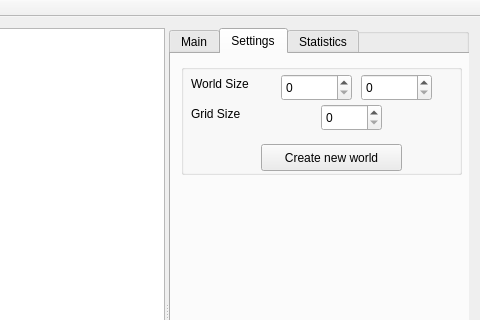
The window that gui/mainwindow.ui (blakeMilner/pandemic) describes before a commit, drawn with Qt 5; both pictures show x 453 to 933 and y 0 to 320 of the 933 by 628 pixel window.
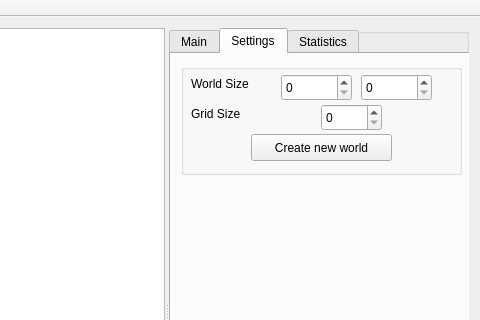
The same window after the commit. The open tabs and pages were chosen to show the change.

The edit to the form file:
```diff
--- a/gui/mainwindow.ui
+++ b/gui/mainwindow.ui
@@ -309,19 +309,6 @@
          <attribute name="title">
           <string>Settings</string>
          </attribute>
-         <widget class="QPushButton" name="reset_button">
-          <property name="geometry">
-           <rect>
-            <x>90</x>
-            <y>90</y>
-            <width>141</width>
-            <height>27</height>
-           </rect>
-          </property>
-          <property name="text">
-           <string>Create new world</string>
-          </property>
-         </widget>
          <widget class="QGroupBox" name="settings_groupBox">
           <property name="geometry">
            <rect>
@@ -390,6 +377,19 @@
             </rect>
            </property>
           </widget>
+          <widget class="QPushButton" name="reset_button">
+           <property name="geometry">
+            <rect>
+             <x>70</x>
+             <y>70</y>
+             <width>141</width>
+             <height>27</height>
+            </rect>
+           </property>
+           <property name="text">
+            <string>Create new world</string>
+           </property>
+          </widget>
          </widget>
         </widget>
         <widget class="QWidget" name="tab">
```
Left out of the diff: 2 changed lines with no effect on the pictures.
